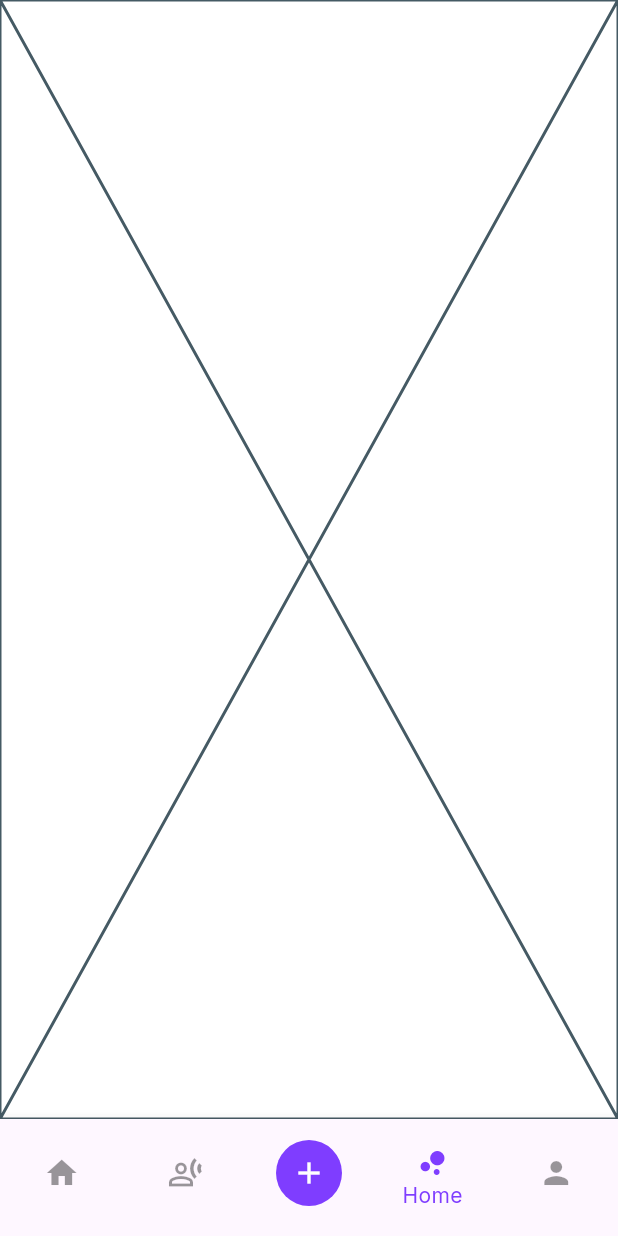
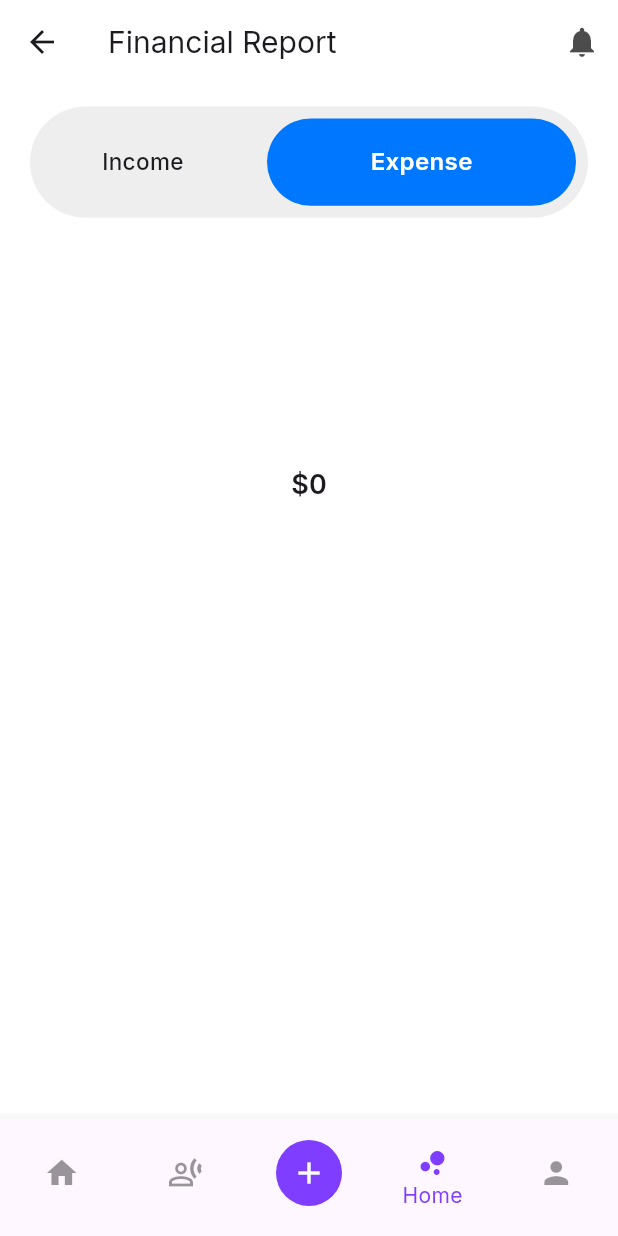
Before and after one commit to yohanpasindu2024/expenz, a Flutter app: the MainLayout screen opened directly, item 4 of the bottom bar chosen, on a phone screen of 412 x 824 dp. Run offline on Flutter 3.47's test engine with Material 3 defaults, Android fonts, the light colour scheme and no system bars; drawn by our look-alikes of fl_chart; our stand-ins replace flutter_riverpod, shared_preferences, smooth_page_indicator; accounts and stored records are empty.

Commit message:
Budgeet screen pie chart implementation

```diff
--- a/lib/models/ui_models/expense_income_model.dart/income_model.dart
+++ b/lib/models/ui_models/expense_income_model.dart/income_model.dart
@@ -66,7 +66,7 @@ final Map<IncomeCategories, String> incomeImagePathMap = {
 // MAP for Income Color Path
 final Map<IncomeCategories, Color> incomeColorPathMap = {
   IncomeCategories.sallary: yGreenColor,
-  IncomeCategories.freelance: yBlackColor,
+  IncomeCategories.freelance: yOrangeColor,
   IncomeCategories.passiveIncome: yBlueColor,
   IncomeCategories.gift: yYellowColor,
 };
--- a/lib/screens/buget_page/budget_page.dart
+++ b/lib/screens/buget_page/budget_page.dart
@@ -1,15 +1,69 @@
+import 'package:expenz/constants/colors.dart';
+import 'package:expenz/constants/values.dart';
+import 'package:expenz/screens/buget_page/items/buddget_page_pie_chart.dart';
+import 'package:expenz/screens/buget_page/items/budgget_page_app_bar.dart';
+import 'package:expenz/screens/buget_page/items/budgget_toggle.dart';
 import 'package:flutter/material.dart';
+import 'package:flutter/services.dart';
 
 class BudgetPage extends StatefulWidget {
-  const BudgetPage({super.key});
+  final Map<String, List<dynamic>> listOfItems;
+  final Map<String, double> total;
+  const BudgetPage({
+    super.key,
+    required this.listOfItems,
+    required this.total,
+  });
 
   @override
   State<BudgetPage> createState() => _BudgetPageState();
 }
 
 class _BudgetPageState extends State<BudgetPage> {
+  bool pageState = false;
+  final ScrollController scrollController = ScrollController();
   @override
   Widget build(BuildContext context) {
-    return const Placeholder();
+    SystemChrome.setSystemUIOverlayStyle(
+      SystemUiOverlayStyle(
+        statusBarColor: yWhiteColor,
+        statusBarIconBrightness: Brightness.dark,
+      ),
+    );
+
+    return Scaffold(
+      appBar: BuggutPageAppBar(),
+      body: SafeArea(
+        child: SingleChildScrollView(
+          scrollDirection: Axis.vertical,
+          clipBehavior: Clip.none,
+          padding: const EdgeInsets.symmetric(
+            horizontal: y200,
+            vertical: y150,
+          ),
+          physics: const AlwaysScrollableScrollPhysics(),
+          controller: scrollController,
+          child: Column(
+            children: [
+              BudggetToggle(
+                onTap: (page) {
+                  setState(() {
+                    pageState = page;
+                  });
+                },
+              ),
+              SizedBox(
+                height: y350,
+              ),
+              BuddgetPagePieChart(
+                listOfItems: widget.listOfItems,
+                pageState: pageState,
+                total: widget.total,
+              ),
+            ],
+          ),
+        ),
+      ),
+    );
   }
 }
--- /dev/null
+++ b/lib/screens/buget_page/items/buddget_page_pie_chart.dart
@@ -0,0 +1,96 @@
+import 'package:expenz/constants/values.dart';
+import 'package:expenz/models/ui_models/expense_income_model.dart/expense_model.dart';
+import 'package:expenz/models/ui_models/expense_income_model.dart/income_model.dart';
+import 'package:fl_chart/fl_chart.dart';
+import 'package:flutter/material.dart';
+
+class BuddgetPagePieChart extends StatefulWidget {
+  final Map<String, List<dynamic>> listOfItems;
+  final Map<String, double> total;
+  final bool pageState;
+  const BuddgetPagePieChart({
+    super.key,
+    required this.listOfItems,
+    required this.pageState,
+    required this.total,
+  });
+
+  @override
+  State<BuddgetPagePieChart> createState() => _BuddgetPagePieChartState();
+}
+
+class _BuddgetPagePieChartState extends State<BuddgetPagePieChart> {
+  @override
+  Widget build(BuildContext context) {
+    final double incomeTotal = widget.total["income"] as double;
+    final double expenseTotal = widget.total["expense"] as double;
+
+    return AspectRatio(
+      aspectRatio: 1.3,
+      child: Center(
+        child: Stack(
+          children: [
+            PieChart(
+              PieChartData(
+                centerSpaceRadius: 70,
+                sections: _getPieChartSectionData(),
+              ),
+            ),
+            Center(
+              child: Text(
+                "\$${widget.pageState ? incomeTotal.toInt() : expenseTotal.toInt()}",
+                style: TextStyle(
+                  fontSize: y150 + 3,
+                  fontWeight: FontWeight.w600,
+                ),
+              ),
+            )
+          ],
+        ),
+      ),
+    );
+  }
+
+  List<PieChartSectionData> _getPieChartSectionData() {
+    final List<Expense> listOfExpenses =
+        widget.listOfItems["expense"] as List<Expense>;
+    double totalExpenses = listOfExpenses.fold(0, (sum, e) => sum + e.amount);
+
+    final List<Income> listOfIncomes =
+        widget.listOfItems["income"] as List<Income>;
+    double totalIncome = listOfIncomes.fold(0, (sum, e) => sum + e.amount);
+
+    if (widget.pageState) {
+      return listOfIncomes.map((income) {
+        double percentage = (income.amount / totalIncome) * 100;
+
+        return PieChartSectionData(
+            value: income.amount,
+            color: incomeColorPathMap[income.category],
+            radius: 50,
+            title: "${percentage.toStringAsFixed(1)}%",
+            titleStyle: const TextStyle(
+              fontSize: 12,
+              fontWeight: FontWeight.bold,
+              color: Colors.white,
+            ));
+      }).toList();
+    } else {
+      return listOfExpenses.map((expense) {
+        double percentage = (expense.amount / totalExpenses) * 100;
+
+        return PieChartSectionData(
+          value: expense.amount,
+          color: expenseColorPathMap[expense.category],
+          radius: 50,
+          title: "${percentage.toStringAsFixed(1)}%",
+          titleStyle: const TextStyle(
+            fontSize: 12,
+            fontWeight: FontWeight.bold,
+            color: Colors.white,
+          ),
+        );
+      }).toList();
+    }
+  }
+}
--- /dev/null
+++ b/lib/screens/buget_page/items/budgget_page_app_bar.dart
@@ -0,0 +1,38 @@
+import 'package:expenz/constants/colors.dart';
+import 'package:expenz/constants/strings.dart';
+import 'package:expenz/constants/values.dart';
+import 'package:flutter/material.dart';
+
+class BuggutPageAppBar extends StatefulWidget implements PreferredSizeWidget {
+  const BuggutPageAppBar({super.key});
+
+  @override
+  State<BuggutPageAppBar> createState() => _BuggutPageAppBarState();
+
+  @override
+  Size get preferredSize => Size.fromHeight(kToolbarHeight);
+}
+
+class _BuggutPageAppBarState extends State<BuggutPageAppBar> {
+  @override
+  Widget build(BuildContext context) {
+    return AppBar(
+      title: Text(
+        yFinancialReport,
+        style: TextStyle(
+          fontSize: y200,
+        ),
+      ),
+      backgroundColor: yWhiteColor,
+      actions: [
+        IconButton(
+          onPressed: () {/* Notification Button */},
+          icon: Icon(
+            Icons.notifications,
+            color: yBlackColor.withValues(alpha: 0.7),
+          ),
+        )
+      ],
+    );
+  }
+}
--- /dev/null
+++ b/lib/screens/buget_page/items/budgget_toggle.dart
@@ -0,0 +1,122 @@
+import 'package:expenz/constants/colors.dart';
+import 'package:expenz/constants/strings.dart';
+import 'package:expenz/constants/values.dart';
+import 'package:flutter/material.dart';
+
+class BudggetToggle extends StatefulWidget {
+  final void Function(bool) onTap;
+  const BudggetToggle({
+    super.key,
+    required this.onTap,
+  });
+
+  @override
+  State<BudggetToggle> createState() => _BudggetToggleState();
+}
+
+class _BudggetToggleState extends State<BudggetToggle> {
+  bool pageState = false;
+  @override
+  Widget build(BuildContext context) {
+    return Container(
+      width: double.infinity,
+      height: MediaQuery.of(context).size.height * 0.09,
+      decoration: BoxDecoration(
+        color: yGreyColor,
+        borderRadius: BorderRadius.circular(y400),
+      ),
+      child: Padding(
+        padding: const EdgeInsets.all(8.0),
+        child: pageState
+            ? Row(
+                mainAxisAlignment: MainAxisAlignment.spaceBetween,
+                children: [
+                  Container(
+                    width: MediaQuery.of(context).size.width * 0.5,
+                    height: MediaQuery.of(context).size.height * 0.7,
+                    decoration: BoxDecoration(
+                      color: yBlueColor,
+                      borderRadius: BorderRadius.circular(y400),
+                    ),
+                    child: Center(
+                      child: Text(
+                        yIncome,
+                        style: TextStyle(
+                          fontSize: y150 + 1,
+                          fontWeight: FontWeight.w600,
+                          color: yWhiteColor,
+                        ),
+                      ),
+                    ),
+                  ),
+                  Material(
+                    color: Colors.transparent,
+                    child: InkWell(
+                      onTap: () {
+                        setState(() {
+                          pageState = !pageState;
+                          widget.onTap(pageState);
+                        });
+                      },
+                      child: Container(
+                        margin: const EdgeInsets.only(right: y400),
+                        child: Text(
+                          yExpense,
+                          style: TextStyle(
+                            fontSize: y150,
+                            fontWeight: FontWeight.w500,
+                          ),
+                        ),
+                      ),
+                    ),
+                  ),
+                ],
+              )
+            : Row(
+                mainAxisAlignment: MainAxisAlignment.spaceBetween,
+                children: [
+                  Material(
+                    color: Colors.transparent,
+                    child: InkWell(
+                      onTap: () {
+                        setState(() {
+                          pageState = !pageState;
+                          widget.onTap(pageState);
+                        });
+                      },
+                      child: Container(
+                        margin: const EdgeInsets.only(left: y400),
+                        child: Text(
+                          yIncome,
+                          style: TextStyle(
+                            fontSize: y150,
+                            fontWeight: FontWeight.w500,
+                          ),
+                        ),
+                      ),
+                    ),
+                  ),
+                  Container(
+                    width: MediaQuery.of(context).size.width * 0.5,
+                    height: MediaQuery.of(context).size.height * 0.7,
+                    decoration: BoxDecoration(
+                      color: yBlueColor,
+                      borderRadius: BorderRadius.circular(y400),
+                    ),
+                    child: Center(
+                      child: Text(
+                        yExpense,
+                        style: TextStyle(
+                          fontSize: y150 + 1,
+                          fontWeight: FontWeight.w600,
+                          color: yWhiteColor,
+                        ),
+                      ),
+                    ),
+                  ),
+                ],
+              ),
+      ),
+    );
+  }
+}
--- a/lib/screens/main_layout/main_layout.dart
+++ b/lib/screens/main_layout/main_layout.dart
@@ -212,6 +212,11 @@ class _MainLayoutState extends State<MainLayout> {
         },
         userName: userName,
         listOfExpenses: listOfExpenses!,
+        toAddNewPage: () {
+          setState(() {
+            pageSelectionIndex = 2;
+          });
+        },
       ),
       TranscationPage(
         removeExpense: (expense) => removeExpenseItem(expense: expense),
@@ -219,6 +224,11 @@ class _MainLayoutState extends State<MainLayout> {
         listOfItems: {
           "income": listOfIncomes!,
           "expense": listOfExpenses!,
+        },
+        toAddNewPage: () {
+          setState(() {
+            pageSelectionIndex = 2;
+          });
         },
       ),
       AddNewPage(
@@ -229,7 +239,13 @@ class _MainLayoutState extends State<MainLayout> {
           "expense": listOfExpenses!.length,
         },
       ),
-      BudgetPage(),
+      BudgetPage(
+        listOfItems: {"income": listOfIncomes!, "expense": listOfExpenses!},
+        total: {
+          "income": totalIncome,
+          "expense": totalExpense,
+        },
+      ),
       ProfilePage(),
     ];
 
@@ -243,7 +259,7 @@ class _MainLayoutState extends State<MainLayout> {
         },
         selectedIndex: pageSelectionIndex,
       ),
-      body: pages[pageSelectionIndex],
+      body: pages[3],
     );
   }
 }
```
Also changed, not shown: lib/reusables/add_new_placeholder.dart (added, +56 -0 lines), lib/screens/home_page/home_page.dart (+16 -6 lines), lib/screens/transcation_page/transcation_page.dart (+21 -4 lines).
